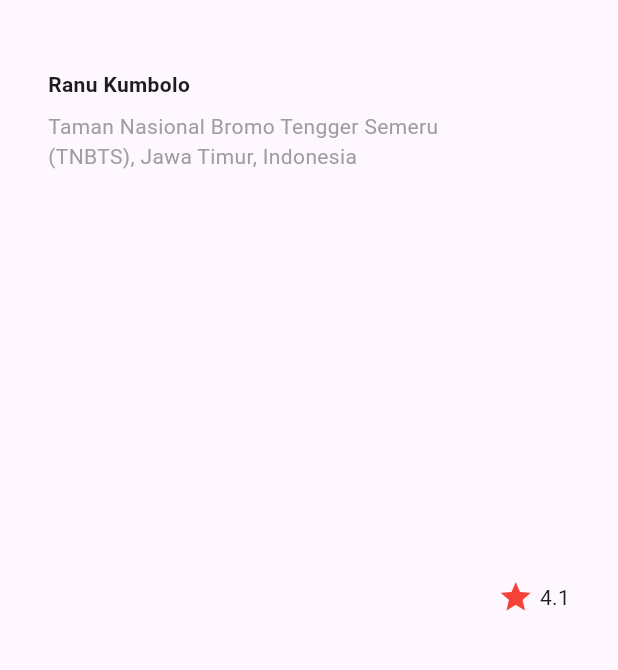
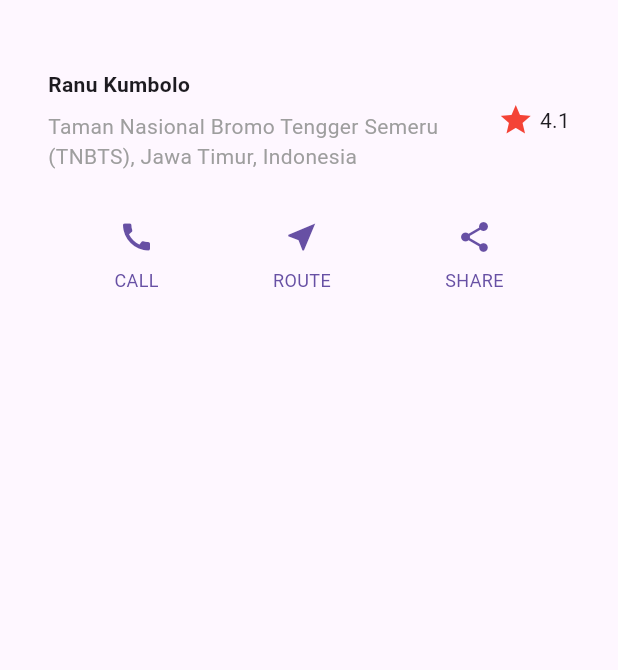
Before and after one commit to margaretanp/Pemrograman-Mobile, a Flutter app: the screen it shows after launch, on a phone screen of 412 x 824 dp, the part 63-733 px from its top. Run offline on Flutter 3.47's test engine with Material 3 defaults, Android fonts, the light colour scheme and no system bars.

Commit message:
Add button section to Flutter layout example

```diff
--- a/jobsheet_5/layout_flutter/lib/main.dart
+++ b/jobsheet_5/layout_flutter/lib/main.dart
@@ -45,16 +45,47 @@
       ),
     );
 
+  Color color = Theme.of(context).primaryColor;
+
+  Widget buttonSection = Row(
+  mainAxisAlignment: MainAxisAlignment.spaceEvenly,
+  children: [
+    _buildButtonColumn(color, Icons.call, 'CALL'),
+    _buildButtonColumn(color, Icons.near_me, 'ROUTE'),
+    _buildButtonColumn(color, Icons.share, 'SHARE'),
+  ],
+);
     return MaterialApp(
       title: 'Flutter layout: Margareta NIM: 2341760017',
       home: Scaffold(
         appBar: AppBar(
           title: const Text('Flutter layout demo'),
         ),
-        body: Center(
-          child: titleSection, // ganti Hello World dengan titleSection
+        body: Column(
+          children: [titleSection, buttonSection], // ganti Hello World dengan titleSection
         ),
       ),
     );
   }
+
+  Column _buildButtonColumn(Color color, IconData icon, String label) {
+    return Column(
+      mainAxisSize: MainAxisSize.min,
+      mainAxisAlignment: MainAxisAlignment.center,
+      children: [
+        Icon(icon, color: color),
+        Container(
+          margin: const EdgeInsets.only(top: 8),
+          child: Text(
+            label,
+            style: TextStyle(
+              fontSize: 12,
+              fontWeight: FontWeight.w400,
+              color: color,
+            ),
+          ),
+        ),
+      ],
+    );
+  }
 }
```
Also changed, not shown: jobsheet_5/layout_flutter/image/p2_langkah1.png (added), 1 other file.
